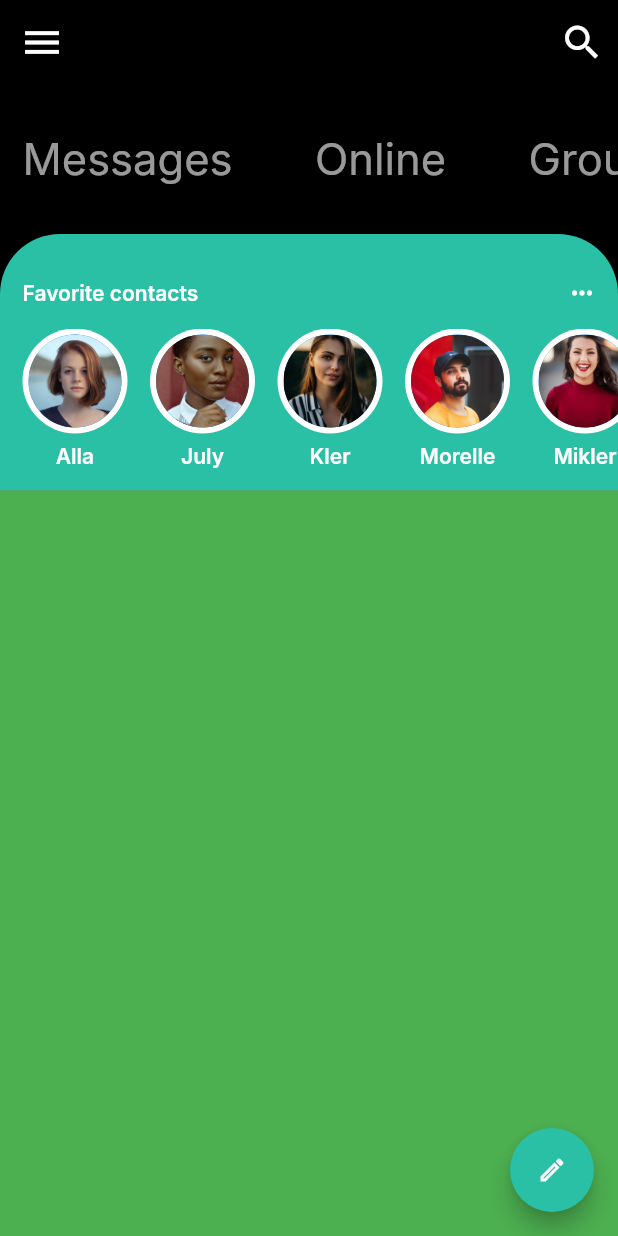
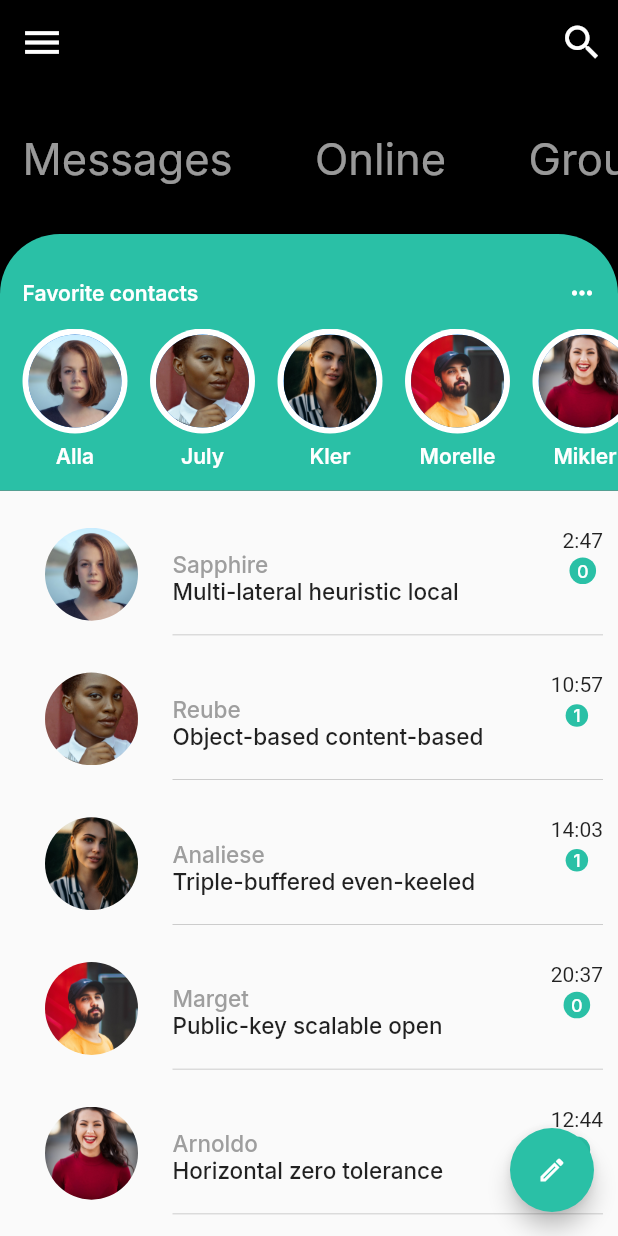
Before and after one commit to baptistemcn/WhatsApp-clone, a Flutter app: the screen it shows after launch, on a phone screen of 412 x 824 dp. Run offline on Flutter 3.47's test engine with Material 2 defaults, Android fonts, the phone set to English and light mode, and no system bars; our stand-ins replace google_fonts.

Commit message:
feat: Message Section

```diff
--- a/lib/main.dart
+++ b/lib/main.dart
@@ -1,5 +1,5 @@
-import 'package:flutter/material.dart';
-import 'package:google_fonts/google_fonts.dart';
+import "package:flutter/material.dart";
+import "package:google_fonts/google_fonts.dart";
 
 const dGreen = Color(0xFF2ac0a6);
 const dWhite = Colors.white;
@@ -54,9 +54,7 @@ class HomePage extends StatelessWidget {
           MenuSection(),
           FavoriteSection(),
           Expanded(
-            child: Container(
-              color: Colors.green,
-            ),
+            child: MessageSection(),
           )
         ],
       ),
@@ -194,12 +192,12 @@ class FavoriteSection extends StatelessWidget {
                           ),
                           child: CircleAvatar(
                             radius: 20,
-                            backgroundImage: AssetImage(favorite['profile']),
+                            backgroundImage: AssetImage(favorite["profile"]),
                           ),
                         ),
                         const SizedBox(height: 6),
                         Text(
-                          favorite['name'],
+                          favorite["name"],
                           style: GoogleFonts.inter(
                             color: Colors.white,
                             fontSize: 14,
@@ -218,3 +216,164 @@ class FavoriteSection extends StatelessWidget {
     );
   }
 }
+
+class MessageSection extends StatelessWidget {
+  MessageSection({Key? key}) : super(key: key);
+
+  final List messages = [
+    {
+      "senderProfile": "assets/images/avatar/a1.jpg",
+      "senderName": "Sapphire",
+      "content": "Multi-lateral heuristic local",
+      "unRead": 0,
+      "date": "2:47"
+    },
+    {
+      "senderProfile": "assets/images/avatar/a2.jpg",
+      "senderName": "Reube",
+      "content": "Object-based content-based",
+      "unRead": 1,
+      "date": "10:57"
+    },
+    {
+      "senderProfile": "assets/images/avatar/a3.jpg",
+      "senderName": "Analiese",
+      "content": "Triple-buffered even-keeled",
+      "unRead": 1,
+      "date": "14:03"
+    },
+    {
+      "senderProfile": "assets/images/avatar/a4.jpg",
+      "senderName": "Marget",
+      "content": "Public-key scalable open",
+      "unRead": 0,
+      "date": "20:37"
+    },
+    {
+      "senderProfile": "assets/images/avatar/a5.jpg",
+      "senderName": "Arnoldo",
+      "content": "Horizontal zero tolerance",
+      "unRead": 0,
+      "date": "12:44"
+    },
+    {
+      "senderProfile": "assets/images/avatar/a6.jpg",
+      "senderName": "Garfield",
+      "content": "Devolved non-volatile initiative",
+      "unRead": 0,
+      "date": "20:52"
+    },
+    {
+      "senderProfile": "assets/images/avatar/a7.jpg",
+      "senderName": "Lief",
+      "content": "Adaptive homogeneous",
+      "unRead": 1,
+      "date": "23:29"
+    }
+  ];
+
+  @override
+  Widget build(BuildContext context) {
+    return SingleChildScrollView(
+      child: Column(
+        children: messages.map((message) {
+          return InkWell(
+            onTap: () {
+              // Navigator.push(
+              //   context,
+              //   MaterialPageRoute(
+              //     builder: (context) => const ChatPage(),
+              //   ),
+              // );
+            },
+            splashColor: dGreen,
+            child: Container(
+              padding: const EdgeInsets.only(left: 30, right: 10, top: 15),
+              child: Row(
+                children: [
+                  Container(
+                    margin: const EdgeInsets.only(right: 23),
+                    width: 62,
+                    height: 62,
+                    decoration: BoxDecoration(
+                      shape: BoxShape.circle,
+                      image: DecorationImage(
+                        image: AssetImage(message['senderProfile']),
+                        fit: BoxFit.cover,
+                      ),
+                    ),
+                  ),
+                  Expanded(
+                    child: Column(
+                      children: [
+                        Row(
+                          mainAxisAlignment: MainAxisAlignment.spaceBetween,
+                          children: [
+                            Container(
+                              margin: const EdgeInsets.only(top: 25),
+                              child: Column(
+                                crossAxisAlignment: CrossAxisAlignment.start,
+                                mainAxisAlignment: MainAxisAlignment.center,
+                                children: [
+                                  Text(
+                                    message['senderName'],
+                                    style: GoogleFonts.inter(
+                                      color: Colors.grey,
+                                      fontSize: 15,
+                                      fontWeight: FontWeight.w500,
+                                    ),
+                                  ),
+                                  Wrap(children: [
+                                    Text(
+                                      message['content'],
+                                      style: GoogleFonts.inter(
+                                        color: Colors.black87,
+                                        fontSize: 15,
+                                        fontWeight: FontWeight.w500,
+                                      ),
+                                    ),
+                                  ]),
+                                ],
+                              ),
+                            ),
+                            Column(
+                              children: [
+                                Text(message['date']),
+                                message['unRead'] != false
+                                    ? Container(
+                                        padding: const EdgeInsets.all(5),
+                                        decoration: const BoxDecoration(
+                                          color: dGreen,
+                                          shape: BoxShape.circle,
+                                        ),
+                                        child: Text(
+                                          message['unRead'].toString(),
+                                          style: GoogleFonts.inter(
+                                            color: Colors.white,
+                                            fontSize: 12,
+                                            fontWeight: FontWeight.w500,
+                                          ),
+                                        ),
+                                      )
+                                    : Container(),
+                              ],
+                            ),
+                          ],
+                        ),
+                        const SizedBox(height: 20),
+                        Container(
+                          color: Colors.grey[400],
+                          height: 0.5,
+                        ),
+                      ],
+                    ),
+                  ),
+                ],
+              ),
+            ),
+          );
+        }).toList(),
+      ),
+    );
+  }
+}
```
